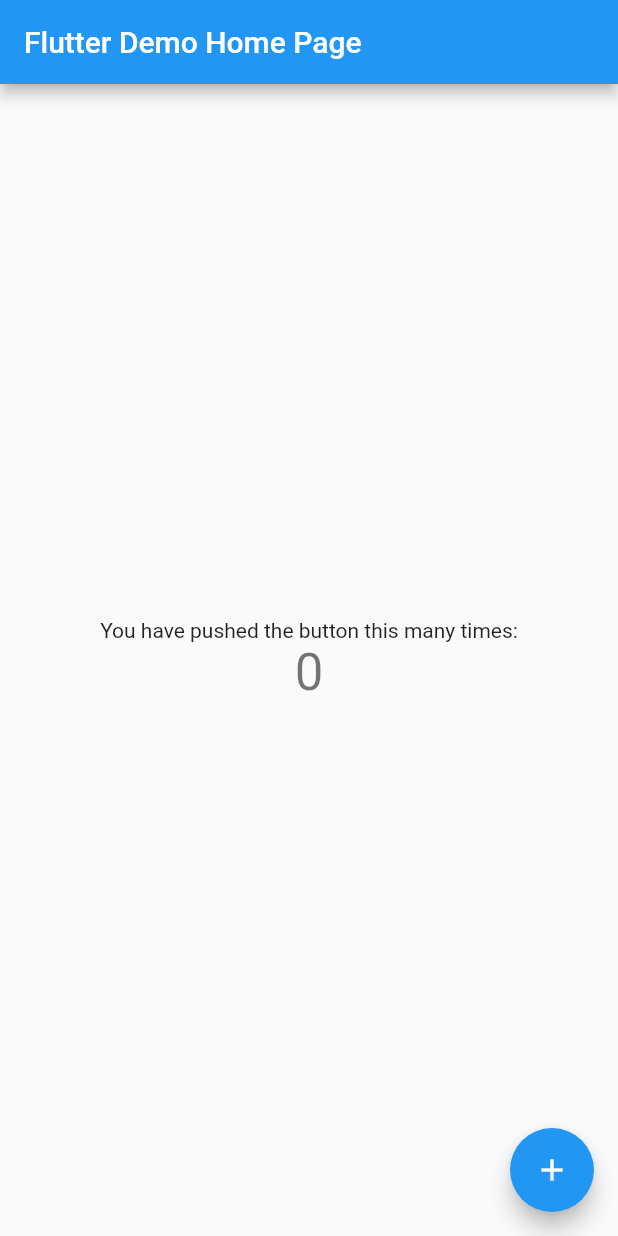
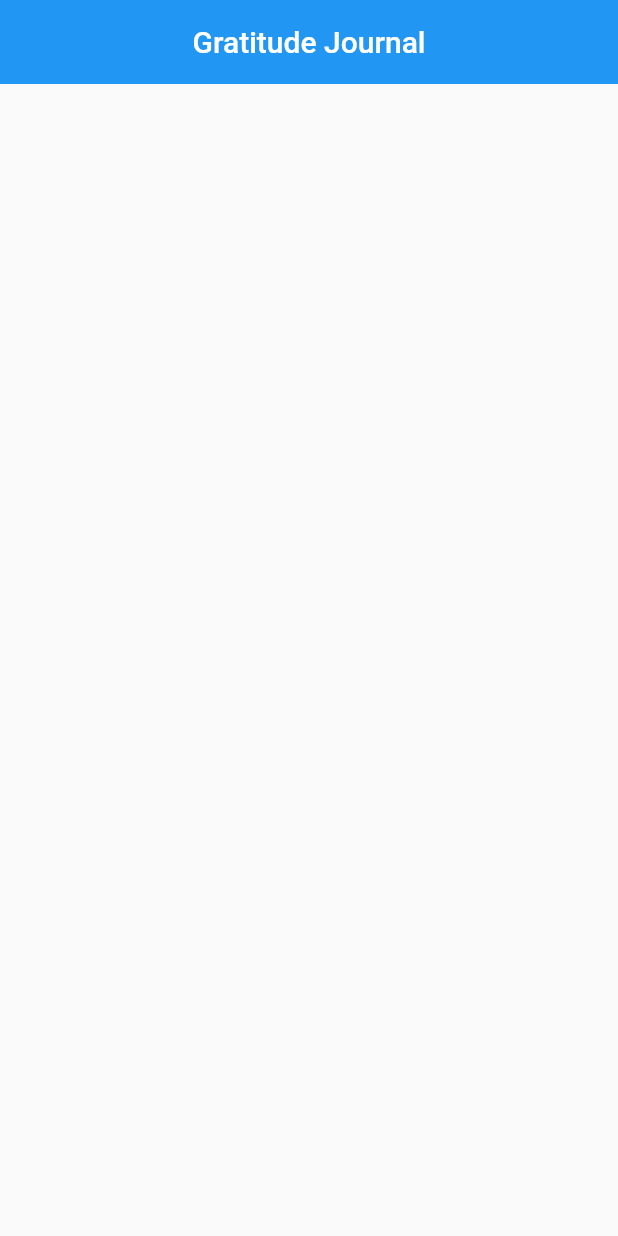
Before and after one commit to mehdimessaoud/gratitude_journal, a Flutter app: the screen it shows after launch, on a phone screen of 412 x 824 dp. Run offline on Flutter 3.47's test engine with Material 2 defaults, Android fonts, the phone set to English and light mode, and no system bars.

Commit message:
adding pages for home,gratitude affirmation and a journal

```diff
--- /dev/null
+++ b/lib/Home.dart
@@ -0,0 +1,20 @@
+import 'package:flutter/material.dart';
+
+class Home extends StatefulWidget {
+  @override
+  _HomeState createState() => _HomeState();
+}
+
+class _HomeState extends State<Home> {
+  @override
+  Widget build(BuildContext context) {
+    return Scaffold(
+      appBar: AppBar(
+        title: Text('Gratitude Journal'),
+        centerTitle: true,
+        elevation: 0,
+      ),
+
+    );
+  }
+}
--- a/lib/main.dart
+++ b/lib/main.dart
@@ -1,111 +1,15 @@
 import 'package:flutter/material.dart';
+import 'package:gratitude_journal/Home.dart';
+import 'package:gratitude_journal/gratitude_beads.dart';
+import 'package:gratitude_journal/gratitude_journal.dart';
 
-void main() => runApp(MyApp());
+void main() => runApp(MaterialApp(
+  initialRoute: '/',
+  routes: {
+    '/': (context)=>Home(),
+    '/gratitudebeads': (context)=> GratitudeBeads(),
+    '/gratitudejournal': (context)=>GratitudeJournal()
 
-class MyApp extends StatelessWidget {
-  // This widget is the root of your application.
-  @override
-  Widget build(BuildContext context) {
-    return MaterialApp(
-      title: 'Flutter Demo',
-      theme: ThemeData(
-        // This is the theme of your application.
-        //
-        // Try running your application with "flutter run". You'll see the
-        // application has a blue toolbar. Then, without quitting the app, try
-        // changing the primarySwatch below to Colors.green and then invoke
-        // "hot reload" (press "r" in the console where you ran "flutter run",
-        // or simply save your changes to "hot reload" in a Flutter IDE).
-        // Notice that the counter didn't reset back to zero; the application
-        // is not restarted.
-        primarySwatch: Colors.blue,
-      ),
-      home: MyHomePage(title: 'Flutter Demo Home Page'),
-    );
-  }
-}
+  },
 
-class MyHomePage extends StatefulWidget {
-  MyHomePage({Key key, this.title}) : super(key: key);
-
-  // This widget is the home page of your application. It is stateful, meaning
-  // that it has a State object (defined below) that contains fields that affect
-  // how it looks.
-
-  // This class is the configuration for the state. It holds the values (in this
-  // case the title) provided by the parent (in this case the App widget) and
-  // used by the build method of the State. Fields in a Widget subclass are
-  // always marked "final".
-
-  final String title;
-
-  @override
-  _MyHomePageState createState() => _MyHomePageState();
-}
-
-class _MyHomePageState extends State<MyHomePage> {
-  int _counter = 0;
-
-  void _incrementCounter() {
-    setState(() {
-      // This call to setState tells the Flutter framework that something has
-      // changed in this State, which causes it to rerun the build method below
-      // so that the display can reflect the updated values. If we changed
-      // _counter without calling setState(), then the build method would not be
-      // called again, and so nothing would appear to happen.
-      _counter++;
-    });
-  }
-
-  @override
-  Widget build(BuildContext context) {
-    // This method is rerun every time setState is called, for instance as done
-    // by the _incrementCounter method above.
-    //
-    // The Flutter framework has been optimized to make rerunning build methods
-    // fast, so that you can just rebuild anything that needs updating rather
-    // than having to individually change instances of widgets.
-    return Scaffold(
-      appBar: AppBar(
-        // Here we take the value from the MyHomePage object that was created by
-        // the App.build method, and use it to set our appbar title.
-        title: Text(widget.title),
-      ),
-      body: Center(
-        // Center is a layout widget. It takes a single child and positions it
-        // in the middle of the parent.
-        child: Column(
-          // Column is also a layout widget. It takes a list of children and
-          // arranges them vertically. By default, it sizes itself to fit its
-          // children horizontally, and tries to be as tall as its parent.
-          //
-          // Invoke "debug painting" (press "p" in the console, choose the
-          // "Toggle Debug Paint" action from the Flutter Inspector in Android
-          // Studio, or the "Toggle Debug Paint" command in Visual Studio Code)
-          // to see the wireframe for each widget.
-          //
-          // Column has various properties to control how it sizes itself and
-          // how it positions its children. Here we use mainAxisAlignment to
-          // center the children vertically; the main axis here is the vertical
-          // axis because Columns are vertical (the cross axis would be
-          // horizontal).
-          mainAxisAlignment: MainAxisAlignment.center,
-          children: <Widget>[
-            Text(
-              'You have pushed the button this many times:',
-            ),
-            Text(
-              '$_counter',
-              style: Theme.of(context).textTheme.display1,
-            ),
-          ],
-        ),
-      ),
-      floatingActionButton: FloatingActionButton(
-        onPressed: _incrementCounter,
-        tooltip: 'Increment',
-        child: Icon(Icons.add),
-      ), // This trailing comma makes auto-formatting nicer for build methods.
-    );
-  }
-}
+));
```
Also changed, not shown: lib/gratitude_beads.dart (added, +21 -0 lines), lib/gratitude_journal.dart (added, +21 -0 lines).
